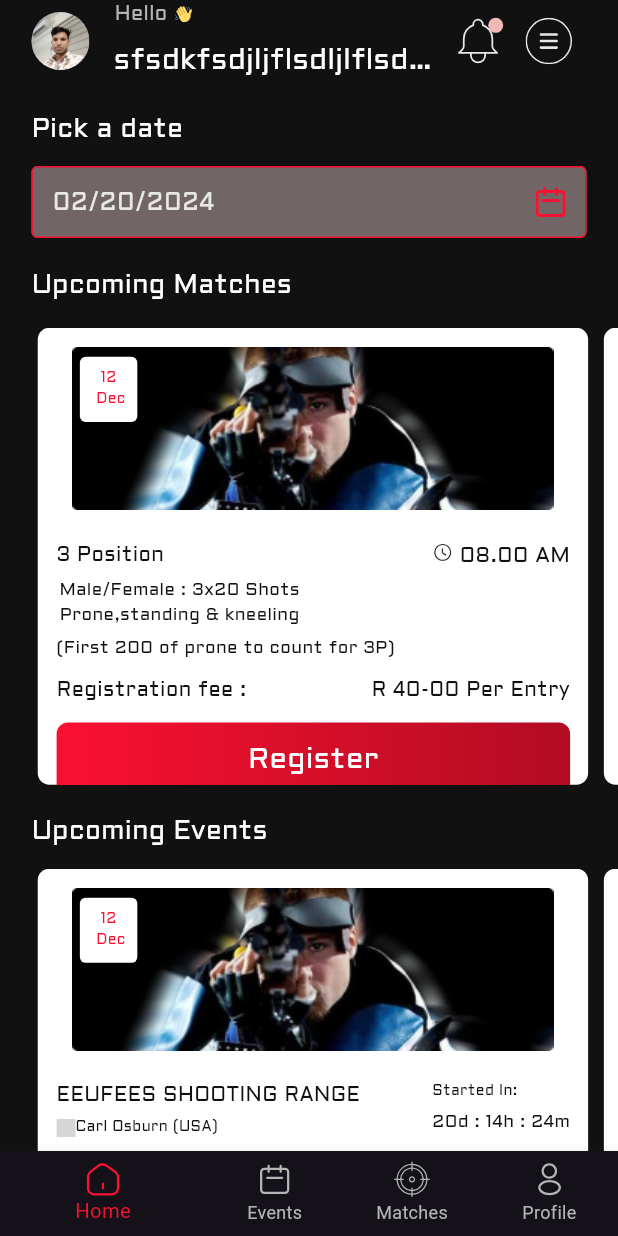
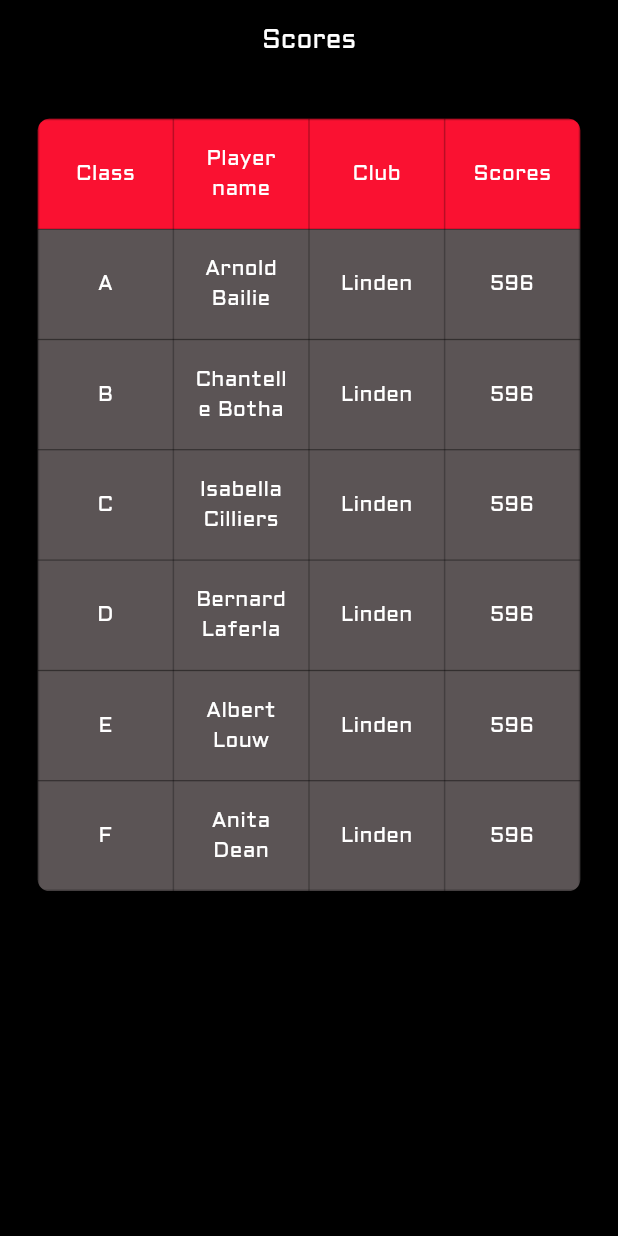
Before and after one commit to bdCalling-Sdt-hub/Shooter_App, a Flutter app: the screen it shows after launch, on a phone screen of 412 x 824 dp. Run offline on Flutter 3.47's test engine with Material 3 defaults, Android fonts, the phone set to English and light mode, and no system bars; our stand-ins replace flutter_screenutil, flutter_svg, get, glassmorphism_ui, pin_code_fields; grey boxes are pictures that could not be loaded.

Commit message:
ScoresScreen  completed

```diff
--- a/lib/main.dart
+++ b/lib/main.dart
@@ -11,6 +11,7 @@ import 'routes/app_routes.dart';
 import 'views/screens/auth/forgetPasswordScreen/forget_password_screen.dart';
 import 'views/screens/onboardingsScreen/onboardings_screen.dart';
 import 'views/screens/registrationScreen/registration_screen.dart';
+import 'views/screens/scoresScreen/scores_screen.dart';
 import 'views/screens/splashScreen/splash_screen.dart';
 import 'views/screens/subscription/freetrialScreen/freetrial_screen.dart';
 import 'views/screens/subscription/subscriptionScreen/subscription_screen.dart';
@@ -33,7 +34,7 @@ class MyApp extends StatelessWidget {
 
         // initialRoute: AppRoutes.notificationScreen,
         getPages: AppRoutes.routes,
-        home: BottomNavBar(),
+        home: ScoresScreen(),
       ),
       designSize: const Size(393, 852),
     );
--- a/lib/routes/app_routes.dart
+++ b/lib/routes/app_routes.dart
@@ -12,6 +12,7 @@ import '../views/screens/onboardingsScreen/onboardings_screen.dart';
 import '../views/screens/profile/editprofileScreen/editprofile_screen.dart';
 import '../views/screens/profile/profileScreen/profile_screen.dart';
 import '../views/screens/registrationScreen/registration_screen.dart';
+import '../views/screens/scoresScreen/scores_screen.dart';
 import '../views/screens/settings/aboutusScreen/aboutus_screen.dart';
 import '../views/screens/settings/changepasswordScreen/changepassword_screen.dart';
 import '../views/screens/settings/getOtpSceeen/get_otp_sceeen.dart';
@@ -45,6 +46,7 @@ class AppRoutes {
   static const String freetrialScreen = "/freetrial_screen.dart";
   static const String subscriptionScreen = "/subscription_screen.dart";
   static const String eventDetailsScreen = "/EventDetailsScreen.dart";
+  static const String scoresScreen = "/scores_screen.dart";
 
   static List<GetPage> get routes => [
         GetPage(name: splashScreen, page: () => SplashScreen()),
@@ -69,5 +71,6 @@ class AppRoutes {
         GetPage(name: registrationScreen, page: () => RegistrationScreen()),
         GetPage(name: subscriptionScreen, page: () => SubscriptionScreen()),
         GetPage(name: eventDetailsScreen, page: () => EventDetailsScreen()),
+        GetPage(name: scoresScreen, page: () => ScoresScreen()),
       ];
 }
--- a/lib/utils/app_string.dart
+++ b/lib/utils/app_string.dart
@@ -99,5 +99,11 @@ class AppString {
   static String subscription = "Subscription";
   static String doYou = "Do you want to logout your profile?";
 
+//================> Scores Screen <====================
+  static String scores = "Scores";
+  static String clasS = "Class";
+  static String playerName = "Player name";
+  static String club = "Club";
+
 
 }
--- a/lib/views/screens/bottom_nav_bar/bottom_nav_bar.dart
+++ b/lib/views/screens/bottom_nav_bar/bottom_nav_bar.dart
@@ -1,35 +1,33 @@
 import 'package:flutter/material.dart';
 import 'package:flutter_screenutil/flutter_screenutil.dart';
 import 'package:flutter_svg/flutter_svg.dart';
+import 'package:get/get.dart';
 import 'package:shooter_app/utils/app_colors.dart';
 import 'package:shooter_app/views/screens/home/home_screen.dart';
 import 'package:shooter_app/views/screens/profile/profileScreen/profile_screen.dart';
+import '../../../controller/home_controller.dart';
 import '../../../utils/app_icons.dart';
 import '../event/events_screen.dart';
 import '../../../utils/app_colors.dart';
-
+import '../home/inner_widgets/drawer_section.dart';
 
 class BottomNavBar extends StatefulWidget {
   const BottomNavBar({super.key});
-
 
   @override
   State<BottomNavBar> createState() => _BottomNavigationBarExampleState();
 }
 
-
 class _BottomNavigationBarExampleState extends State<BottomNavBar> {
   int _selectedIndex = 0;
+  final HomeController _homeController = Get.put(HomeController());
 
- static  final List _widgetOptions = [
+  static final List _widgetOptions = [
     HomeScreen(),
     EventsScreen(),
     ProfileScreen(),
     ProfileScreen(),
-];
-
-
-
+  ];
 
   void _onItemTapped(int index) {
     setState(() {
@@ -40,14 +38,13 @@ class _BottomNavigationBarExampleState extends State<BottomNavBar> {
   @override
   Widget build(BuildContext context) {
     return Scaffold(
-
+      key: _homeController.scaffoldKey,
+      endDrawer: DrawerSection(),
       body: _widgetOptions.elementAt(_selectedIndex),
-
 
       ///------------------------bottom nav bar----------------------------?>
       bottomNavigationBar: BottomNavigationBar(
         items: <BottomNavigationBarItem>[
-
           ///---------------home---------------->
           BottomNavigationBarItem(
             icon: SvgPicture.asset(
@@ -79,7 +76,6 @@ class _BottomNavigationBarExampleState extends State<BottomNavBar> {
                   : AppColors.whiteB5B5B5,
             ),
             label: 'Matches',
-
           ),
 
           ///---------------profile---------------->
@@ -100,15 +96,10 @@ class _BottomNavigationBarExampleState extends State<BottomNavBar> {
         selectedFontSize: 14.h,
         selectedItemColor: AppColors.primaryColor,
         unselectedItemColor: AppColors.whiteB5B5B5,
-
       ),
     );
   }
 }
-
-
-
-
 
 // import 'package:flutter/material.dart';
 // import 'package:flutter_svg/flutter_svg.dart';
--- a/lib/views/screens/home/home_screen.dart
+++ b/lib/views/screens/home/home_screen.dart
@@ -17,14 +17,11 @@ import 'inner_widgets/up_coming_matches_listview.dart';
 class HomeScreen extends StatelessWidget {
   HomeScreen({super.key});
 
-  final HomeController _homeController = Get.put(HomeController());
+
 
   @override
   Widget build(BuildContext context) {
     return Scaffold(
-      key: _homeController.scaffoldKey,
-      endDrawer: const DrawerSection(),
-
       ///-------------------------------app bar section-------------------------->
 
       body: SafeArea(
--- /dev/null
+++ b/lib/views/screens/scoresScreen/scores_screen.dart
@@ -0,0 +1,125 @@
+import 'package:flutter/material.dart';
+import 'package:flutter_screenutil/flutter_screenutil.dart';
+import 'package:shooter_app/utils/app_colors.dart';
+import '../../../utils/app_string.dart';
+import '../../widgets/custom_text.dart';
+
+class ScoresScreen extends StatelessWidget {
+  const ScoresScreen({super.key});
+
+  @override
+  Widget build(BuildContext context) {
+    return Scaffold(
+      resizeToAvoidBottomInset: false,
+      extendBody: true,
+      backgroundColor: Colors.black,
+      appBar: AppBar(
+        title: CustomText(
+          text: AppString.scores,
+          fontsize: 18.h,
+        ),
+        centerTitle: true,
+      ),
+      body: Padding(
+        padding: EdgeInsets.symmetric(horizontal: 24.w, vertical: 24.h),
+        child: Column(
+          crossAxisAlignment: CrossAxisAlignment.center,
+          children: [
+            Table(
+              border: TableBorder.all(color: Colors.black26),
+              defaultVerticalAlignment: TableCellVerticalAlignment.middle,
+              children: [
+                TableRow(
+                    decoration: BoxDecoration(
+                      color: AppColors.primaryColor,
+                      borderRadius: BorderRadius.only(
+                          topLeft: Radius.circular(8.r),
+                          topRight: Radius.circular(8.r)),
+                    ),
+                    children: [
+                      _rowText(AppString.clasS),
+                      _rowText(AppString.playerName),
+                      _rowText(AppString.club),
+                      _rowText(AppString.scores),
+                    ]),
+                TableRow(
+                    decoration: const BoxDecoration(
+                      color: Color(0xff5B5455),
+                    ),
+                    children: [
+                      _rowText('A'),
+                      _rowText('Arnold Bailie'),
+                      _rowText('Linden'),
+                      _rowText('596'),
+                    ]),
+                TableRow(
+                    decoration: const BoxDecoration(
+                      color: Color(0xff5B5455),
+                    ),
+                    children: [
+                      _rowText('B'),
+                      _rowText('Chantelle Botha '),
+                      _rowText('Linden'),
+                      _rowText('596'),
+                    ]),
+                TableRow(
+                    decoration: const BoxDecoration(
+                      color: Color(0xff5B5455),
+                    ),
+                    children: [
+                      _rowText('C'),
+                      _rowText('Isabella Cilliers'),
+                      _rowText('Linden'),
+                      _rowText('596'),
+                    ]),
+                TableRow(
+                    decoration: const BoxDecoration(
+                      color: Color(0xff5B5455),
+                    ),
+                    children: [
+                      _rowText('D'),
+                      _rowText('Bernard Laferla'),
+                      _rowText('Linden'),
+                      _rowText('596'),
+                    ]),
+                TableRow(
+                    decoration: const BoxDecoration(
+                      color: Color(0xff5B5455),
+                    ),
+                    children: [
+                      _rowText('E'),
+                      _rowText('Albert Louw'),
+                      _rowText('Linden'),
+                      _rowText('596'),
+                    ]),
+                TableRow(
+                    decoration: BoxDecoration(
+                      color: const Color(0xff5B5455),
+                      borderRadius: BorderRadius.only(
+                          bottomLeft: Radius.circular(8.r),
+                          bottomRight: Radius.circular(8.r)),
+                    ),
+                    children: [
+                      _rowText('F'),
+                      _rowText('Anita Dean'),
+                      _rowText('Linden'),
+                      _rowText('596'),
+                    ]),
+              ],
+            )
+          ],
+        ),
+      ),
+    );
+  }
+
+  _rowText(String title) {
+    return Padding(
+      padding: EdgeInsets.symmetric(horizontal: 13.w, vertical: 16.w),
+      child: CustomText(
+        text: title,
+        maxline: 2,
+      ),
+    );
+  }
+}
```
